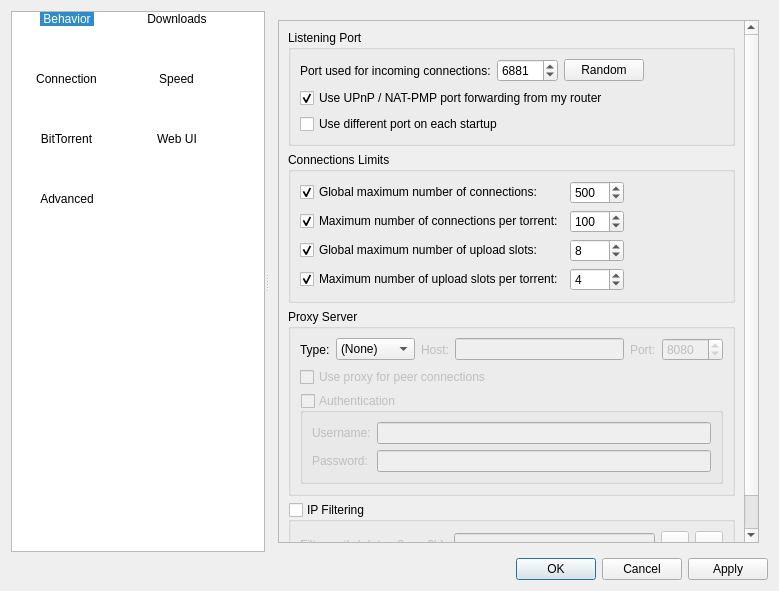
Old version of the form src/preferences/options.ui in the repository SysAdminDoc/qBittorrent-Vanced.
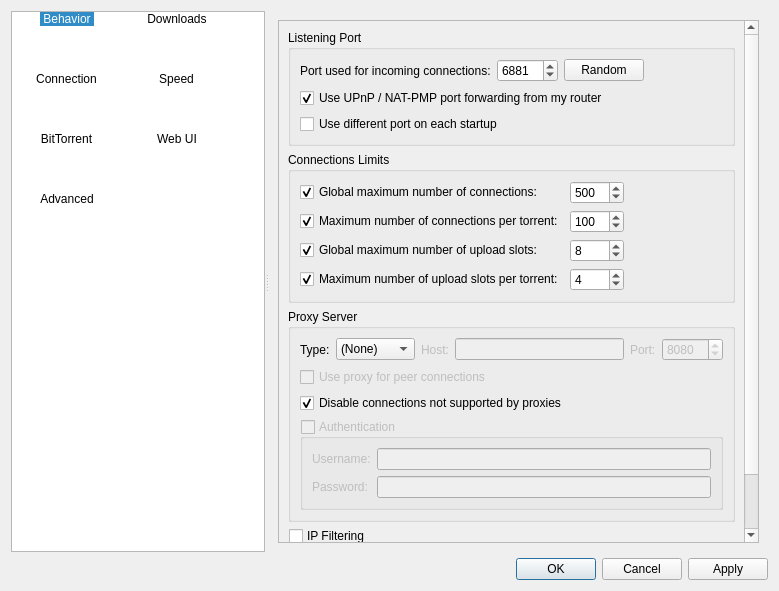
New version of the form. The open tabs and pages were chosen to show the change. Icons and pictures are not drawn.

Commit message: Option to disable connections not supported by proxies. Closes #1894.

What changed in the file:
```diff
--- a/src/preferences/options.ui
+++ b/src/preferences/options.ui
@@ -1372,6 +1372,16 @@
                  </property>
                 </widget>
                </item>
+               <item>
+                <widget class="QCheckBox" name="checkForceProxy">
+                 <property name="text">
+                  <string>Disable connections not supported by proxies</string>
+                 </property>
+                 <property name="checked">
+                  <bool>true</bool>
+                 </property>
+                </widget>
+               </item>
                <item>
                 <widget class="QGroupBox" name="checkProxyAuth">
                  <property name="enabled">
```
Left out of the diff: 3 changed lines with no effect on the pictures. The commit also changes 5 other files.
